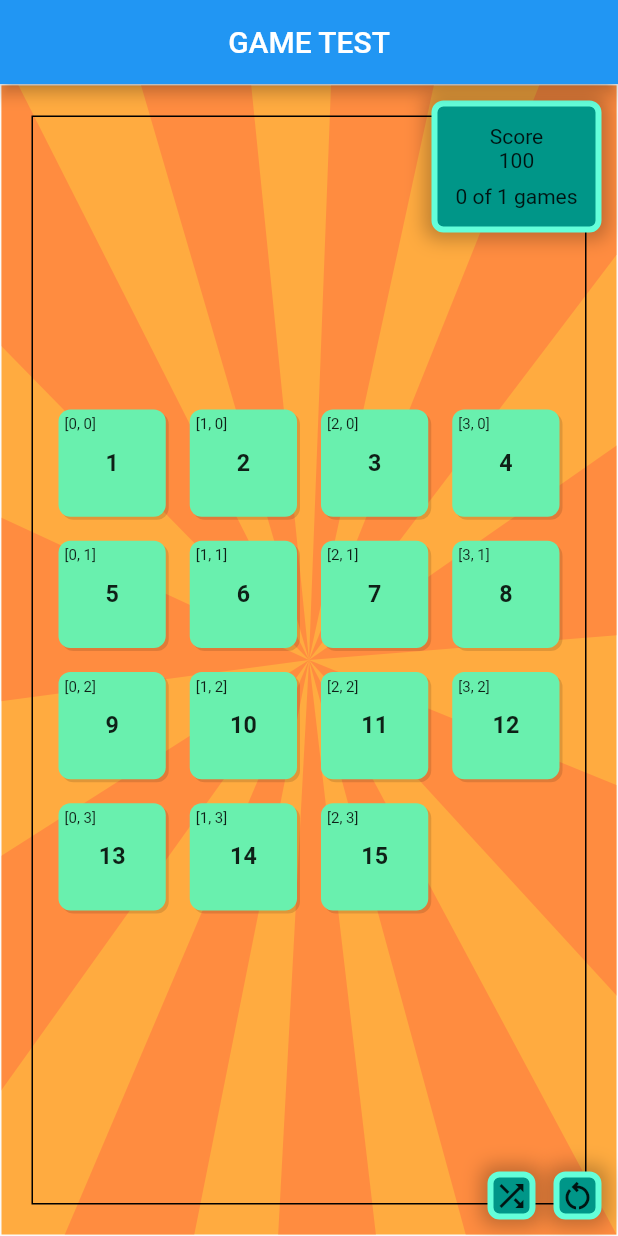
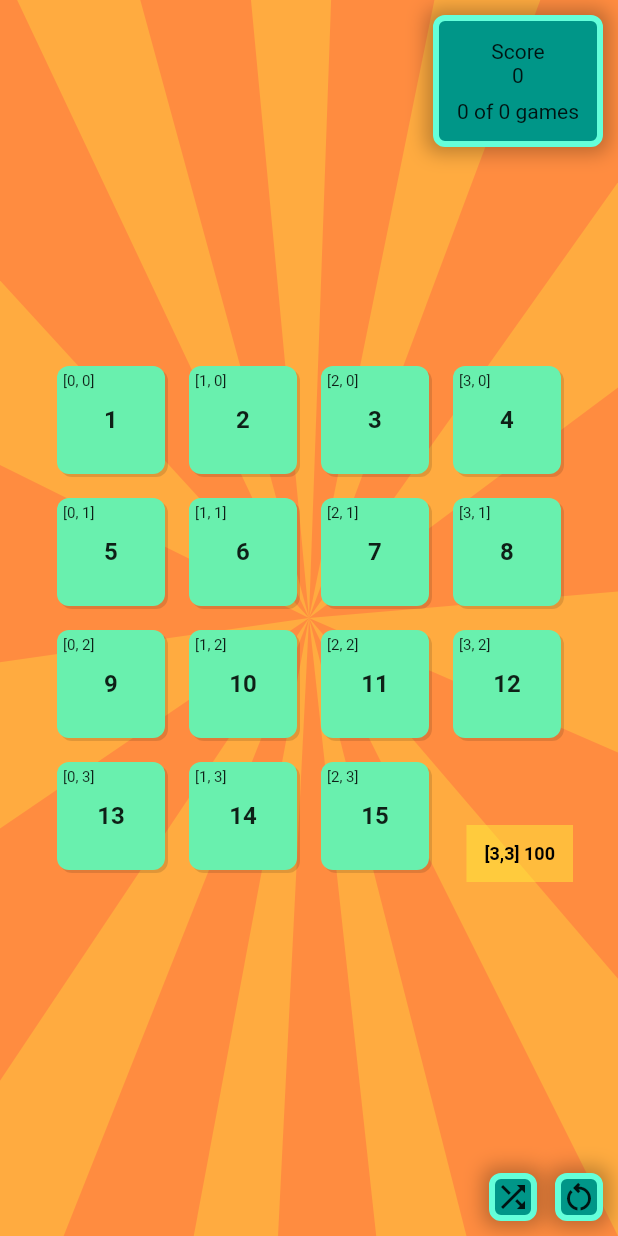
Before and after one commit to pmutisya/puzzle2, a Flutter app: the screen it shows after launch, after a tap on the "shuffle" icon, on a phone screen of 412 x 824 dp. Run offline on Flutter 3.47's test engine with Material 2 defaults, Android fonts, the phone set to English and light mode, and no system bars; missing offline and left inert: keymap; Roboto replaces fonts that are missing (MochiyPopOne); statements that could not run were skipped.

Commit message:
fixed game models and interactions

```diff
--- a/lib/game_board.dart
+++ b/lib/game_board.dart
@@ -23,7 +23,7 @@
   GameBoardState createState() => GameBoardState();
 }
 
-class GameBoardState extends State<GameBoard> with TickerProviderStateMixin {
+class GameBoardState extends State<GameBoard> with TickerProviderStateMixin, GameListener {
   late Game game;
   late MoveModel movesModel;
 
@@ -44,6 +44,7 @@
   void initState() {
     super.initState();
     game = widget.game;
+    widget.game.addGameListener(this);
     movesModel = widget.game.movesModel;
 
     _controller = AnimationController(vsync: this, duration: defaultDuration);
@@ -144,7 +145,8 @@
         double tileSize = side/game.columns;
 
         List<Widget> children = [];
-        Widget panel = SizedBox(
+        Widget panel = Container(
+          color: Colors.transparent,
           // alignment: Alignment.center,
           width: side, height: side,);
         children.add(panel);
@@ -182,7 +184,7 @@
             style: const TextStyle(fontSize: 12, color: Colors.black, fontWeight: FontWeight.bold),);
           Positioned stats = Positioned(child: IgnorePointer(
             child: Container(
-              color: Colors.white.withOpacity(.5), padding: const EdgeInsets.all(12),
+              color: Colors.yellow.withOpacity(.5), padding: const EdgeInsets.all(12),
               child: text,
             ),
           ), right: 0, bottom: 0,);
@@ -192,9 +194,6 @@
         return Container(
           alignment: Alignment.center,
           width: double.infinity, height: double.infinity,
-          decoration: BoxDecoration(
-              border: Border.all(color: Colors.black)
-          ),
           child: Stack(
             fit: StackFit.loose,
             alignment: Alignment.center,
@@ -219,4 +218,22 @@
     );
   }
 
+  @override
+  void gameRestarted() {
+    setState(() {
+    });
+  }
+
+  @override
+  void gameWon() {
+  }
+
+  @override
+  void moveComplete(int score) {
+  }
+
+  @override
+  void moveStarted() {
+  }
+
 }
--- a/lib/game_ui/adapting_game_screen.dart
+++ /dev/null
@@ -1,74 +0,0 @@
-import 'package:flutter/material.dart';
-
-import '../domain.dart';
-
-class AdaptingGameScreen extends StatefulWidget {
-  final Game game;
-  const AdaptingGameScreen(this.game, {Key? key}) : super(key: key);
-
-  @override
-  _AdaptingGameScreenState createState() => _AdaptingGameScreenState();
-}
-
-class _AdaptingGameScreenState extends State<AdaptingGameScreen> with SingleTickerProviderStateMixin,
-  GameListener{
-  late AnimationController _controller;
-  late Game game;
-
-  @override
-  void initState() {
-    super.initState();
-    _controller = AnimationController(vsync: this);
-    game = widget.game;
-    game.addGameListener(this);
-  }
-
-  @override
-  void dispose() {
-    _controller.dispose();
-    super.dispose();
-  }
-  @override
-  Widget build(BuildContext context) {
-    return OrientationBuilder(builder: (context, orientation) {
-      if (orientation == Orientation.landscape) {
-        return Row(
-          crossAxisAlignment: CrossAxisAlignment.center,
-          mainAxisSize: MainAxisSize.max,
-          children: [
-            Expanded(child: Container(),)
-          ],
-        );
-      }
-      else {
-        return Column(
-          crossAxisAlignment: CrossAxisAlignment.start,
-          mainAxisSize: MainAxisSize.max,
-          children: [
-            Expanded(child: Container(),)
-          ],
-        );
-      }
-    },);
-  }
-
-  @override
-  void gameWon() {
-    setState(() {
-    });
-  }
-
-  @override
-  void moveComplete(int score) {
-    setState(() {
-    });
-  }
-
-  @override
-  void moveStarted() {
-  }
-
-  @override
-  void gameRestarted() {
-  }
-}
--- a/lib/game_ui/game_screen.dart
+++ b/lib/game_ui/game_screen.dart
@@ -1,9 +1,9 @@
 import 'package:flutter/material.dart';
-import 'package:puzzle2/game_ui/adapting_game_screen.dart';
+import 'package:puzzle2/game_board.dart';
+import 'package:puzzle2/game_ui/game_controller.dart';
 
 import '../domain.dart';
 import '../move_model.dart';
-import '../game_board.dart';
 import 'game_widgets.dart';
 
 class GameScreen extends StatefulWidget {
@@ -16,8 +16,10 @@
 class _GameScreenState extends State<GameScreen> with SingleTickerProviderStateMixin {
   late AnimationController _controller;
 
-  late MoveModel gameController;
+  late MoveModel gameMovesModel;
   late Game game;
+
+  GlobalKey<GameBoardState> gameboardKey = GlobalKey();
 
   int gamesPlayed = 0;
   int gamesWon = 0;
@@ -27,7 +29,7 @@
     super.initState();
     _controller = AnimationController(vsync: this);
     game = Game(16);
-    gameController = game.movesModel;
+    gameMovesModel = game.movesModel;
   }
 
   @override
@@ -38,20 +40,24 @@
 
   @override
   Widget build(BuildContext context) {
+    GameBoard gameBoard = GameBoard(game, showingOverlay: true, key: gameboardKey,
+      mode: 'rounded', assetImage: 'assets/images/image_bg.jpg',
+    );
+    GameController gameController = GameController(game, gameboardKey);
     return Stack(
       fit: StackFit.expand,
       children: [
         // SvgPicture.asset('assets/svg/comic_bg.svg', fit: BoxFit.cover),
         GameEffectLayer(game),
-        Padding(padding: const EdgeInsets.all(20), child: GameBoard(game, mode: 'rounded',)),
-        AdaptingGameScreen(game),
+        Padding(padding: const EdgeInsets.all(20),
+          child: gameBoard),
         Positioned(
           right: 10, top: 10,
           child: ResultsWidget(game),
         ),
         Positioned(
           right: 10, bottom: 10,
-          child: GameStartButton(game),
+          child: GameStartButton(game, gameController),
         )
       ]
     );
--- a/lib/game_ui/game_widgets.dart
+++ b/lib/game_ui/game_widgets.dart
@@ -1,5 +1,6 @@
 import 'dart:math' show pi;
 import 'package:flutter/material.dart';
+import 'package:puzzle2/game_ui/game_controller.dart';
 
 import '../domain.dart';
 import 'effects.dart';
@@ -92,9 +93,10 @@
 }
 
 class GameStartButton extends StatefulWidget {
+  final GameController controller;
   final Game game;
 
-  const GameStartButton(this.game, {Key? key}) : super(key: key);
+  const GameStartButton(this.game, this.controller, {Key? key}) : super(key: key);
 
   @override
   State<GameStartButton> createState() => _GameStartButtonState();
@@ -125,7 +127,7 @@
     return Row(
       children: [
         GestureDetector(
-          onTap: () { widget.game.movesModel.shuffle(20);},
+          onTap: () { widget.controller.shuffle();},
           child: Container(
             decoration: getBoxDecoration(),
             child: const Icon(Icons.shuffle_outlined),
--- a/lib/main.dart
+++ b/lib/main.dart
@@ -50,19 +50,12 @@
   @override
   Widget build(BuildContext context) {
     return KeyboardWidget(bindings: const [],
-      child: Scaffold(
-        appBar: AppBar(
-          centerTitle: true,
-          title: const Text('GAME TEST'),
-        ),
-        body: Container(
-          padding: const EdgeInsets.all(1),
+      child: Material(
           child: Stack(
             children: const [
               GameScreen()
             ],
           ),
-        ),
       ));
   }
 }
```
Also changed, not shown: lib/game_ui/game_controller.dart (added, +78 -0 lines).
